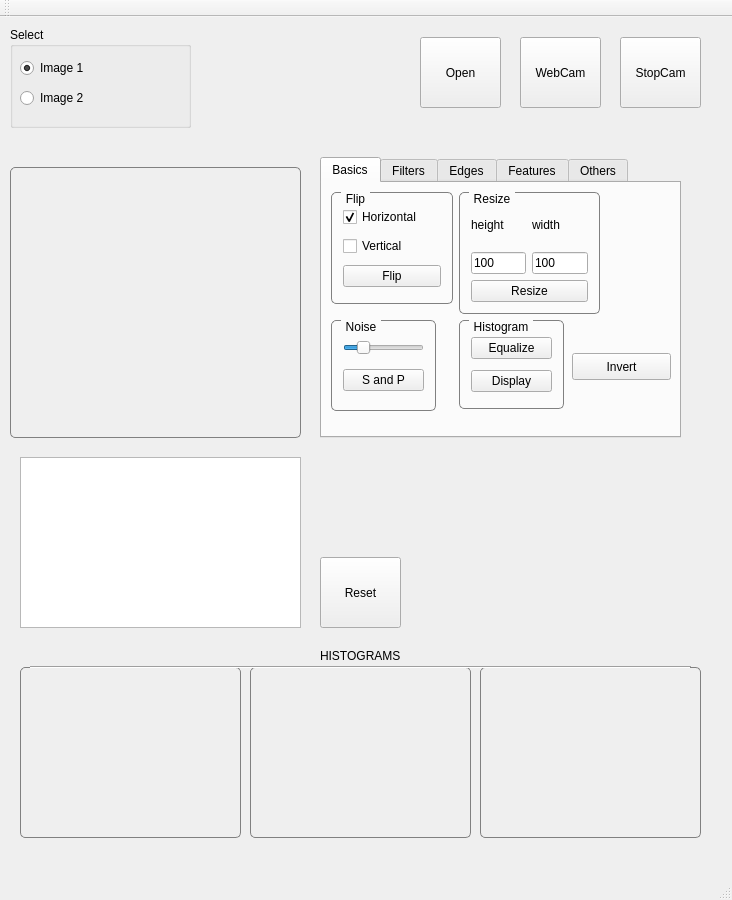
This is mainwindow.ui in yanik-porto/VPapp as Qt 5 draws it before an edit. The edited form follows.
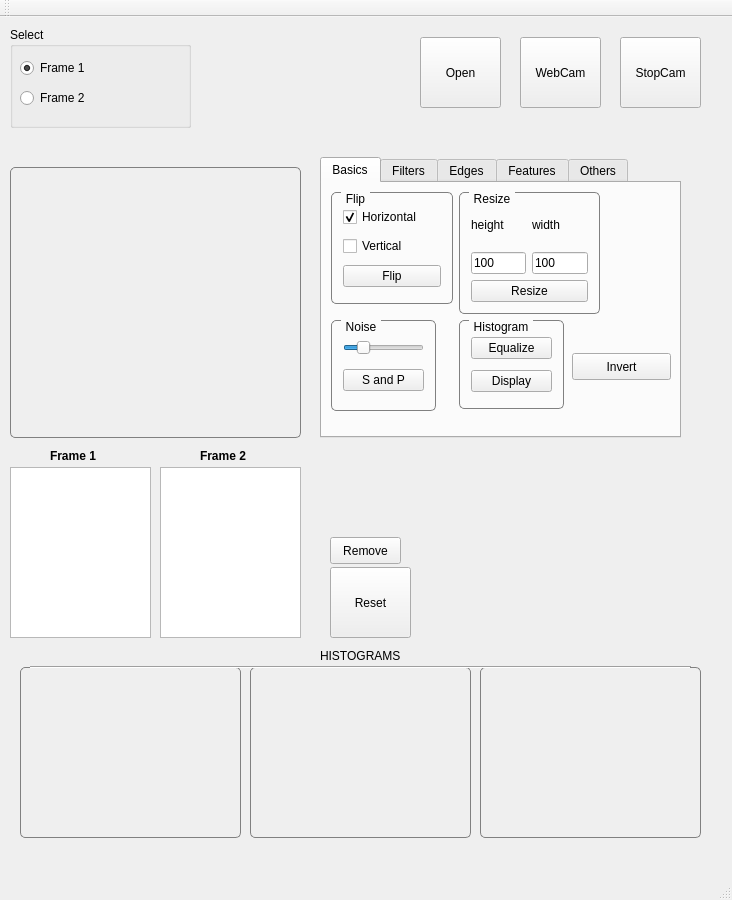
This is the edited form.

Commit message: can update the list

The edit to the form file:
```diff
--- a/mainwindow.ui
+++ b/mainwindow.ui
@@ -62,8 +62,8 @@
    <widget class="QPushButton" name="pushButton_reset">
     <property name="geometry">
      <rect>
-      <x>320</x>
-      <y>540</y>
+      <x>330</x>
+      <y>550</y>
       <width>81</width>
       <height>71</height>
      </rect>
@@ -1236,9 +1236,9 @@
    <widget class="QListWidget" name="listWidget_process">
     <property name="geometry">
      <rect>
-      <x>20</x>
-      <y>440</y>
-      <width>281</width>
+      <x>10</x>
+      <y>450</y>
+      <width>141</width>
       <height>171</height>
      </rect>
     </property>
@@ -1265,7 +1265,7 @@
       </rect>
      </property>
      <property name="text">
-      <string>Image 1</string>
+      <string>Frame 1</string>
      </property>
      <property name="checked">
       <bool>true</bool>
@@ -1281,10 +1281,82 @@
       </rect>
      </property>
      <property name="text">
-      <string>Image 2</string>
+      <string>Frame 2</string>
      </property>
     </widget>
    </widget>
+   <widget class="QListWidget" name="listWidget_process_2">
+    <property name="geometry">
+     <rect>
+      <x>160</x>
+      <y>450</y>
+      <width>141</width>
+      <height>171</height>
+     </rect>
+    </property>
+    <property name="batchSize">
+     <number>100</number>
+    </property>
+   </widget>
+   <widget class="QLabel" name="label_img1">
+    <property name="enabled">
+     <bool>true</bool>
+    </property>
+    <property name="geometry">
+     <rect>
+      <x>50</x>
+      <y>430</y>
+      <width>67</width>
+      <height>17</height>
+     </rect>
+    </property>
+    <property name="font">
+     <font>
+      <weight>75</weight>
+      <italic>false</italic>
+      <bold>true</bold>
+      <underline>false</underline>
+      <strikeout>false</strikeout>
+      <stylestrategy>PreferDefault</stylestrategy>
+      <kerning>true</kerning>
+     </font>
+    </property>
+    <property name="text">
+     <string>Frame 1</string>
+    </property>
+   </widget>
+   <widget class="QLabel" name="label_img2">
+    <property name="geometry">
+     <rect>
+      <x>200</x>
+      <y>430</y>
+      <width>67</width>
+      <height>17</height>
+     </rect>
+    </property>
+    <property name="font">
+     <font>
+      <weight>75</weight>
+      <bold>true</bold>
+     </font>
+    </property>
+    <property name="text">
+     <string>Frame 2</string>
+    </property>
+   </widget>
+   <widget class="QPushButton" name="pushButton_rmv">
+    <property name="geometry">
+     <rect>
+      <x>330</x>
+      <y>520</y>
+      <width>71</width>
+      <height>27</height>
+     </rect>
+    </property>
+    <property name="text">
+     <string>Remove</string>
+    </property>
+   </widget>
   </widget>
   <widget class="QMenuBar" name="menuBar">
    <property name="geometry">
```
Left out of the diff: 3 changed lines with no effect on the pictures. The commit also changes 5 other files.
